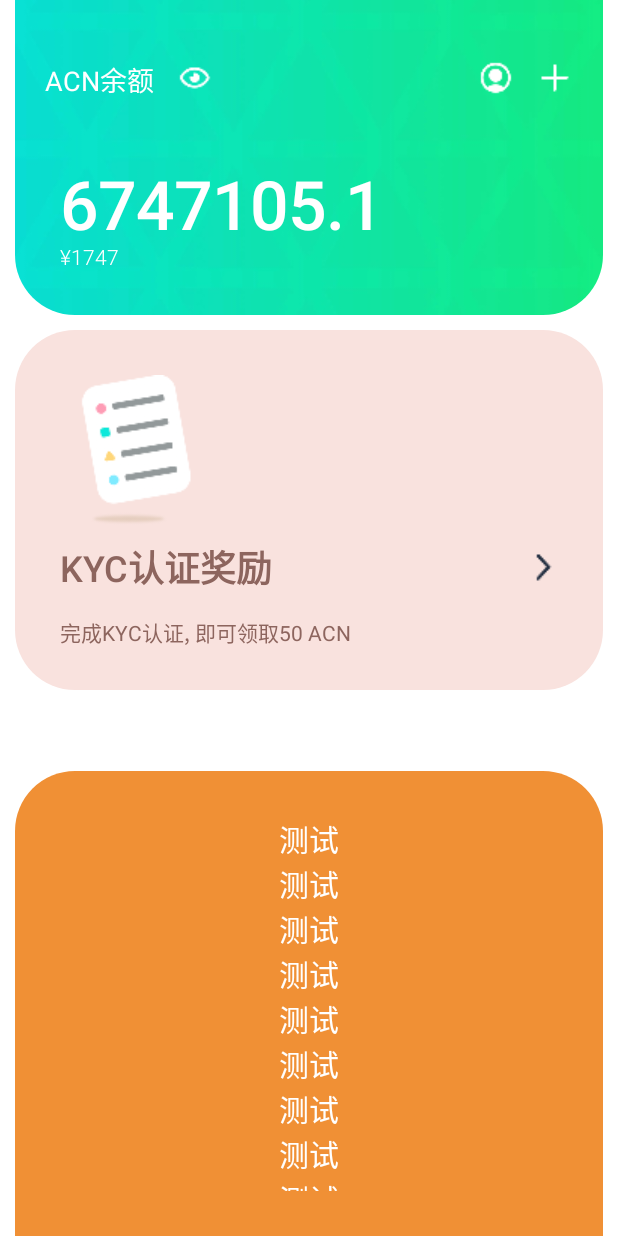
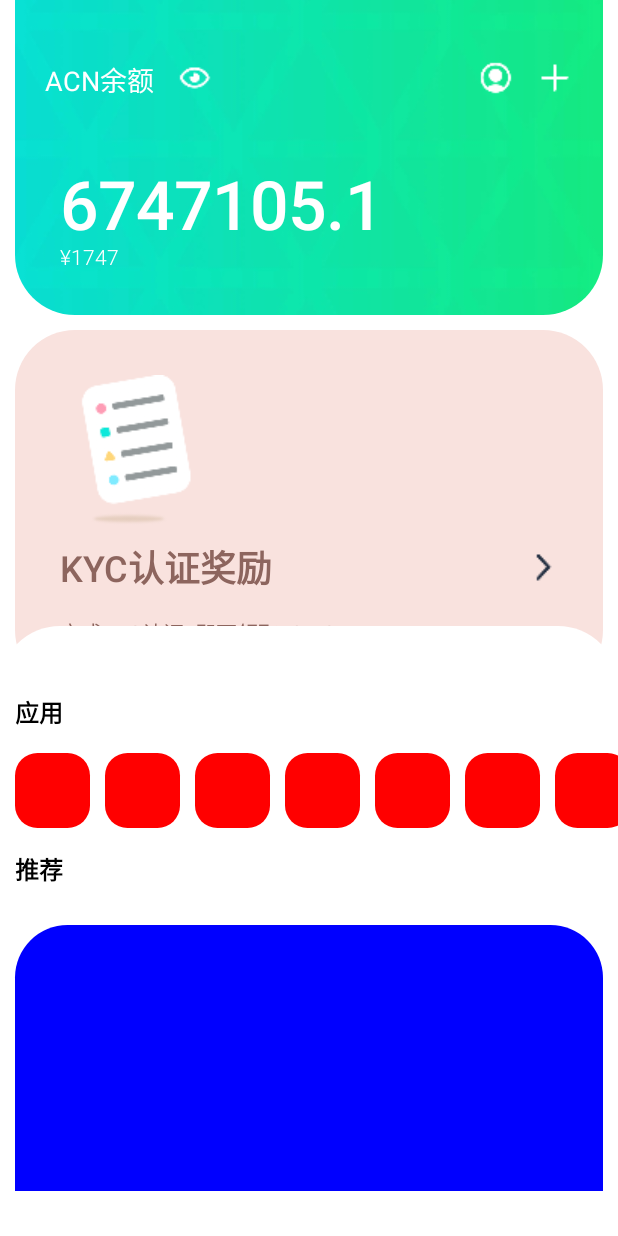
Before and after one commit to wokebryant/ComposeAcnBox, an Android app built with Jetpack Compose: the screen it shows after launch (MainActivity), on a phone screen of 412 x 824 dp. Run offline under Robolectric (Android 15) with nearby library versions, the phone set to English and light mode, and no system bars; our stand-ins replace Dagger/Hilt's generated code, accompanist.

Commit message:
[Update] 解决滑动冲突

```diff
--- a/app/build.gradle
+++ b/app/build.gradle
@@ -42,7 +42,7 @@ android {
     }
     composeOptions {
         kotlinCompilerExtensionVersion compose_version
-        kotlinCompilerVersion '1.5.21'
+        kotlinCompilerVersion kotlin_version
     }
     packagingOptions {
         resources {
@@ -52,12 +52,12 @@ android {
 }
 
 dependencies {
-    /**  androidx组件 */
+    /** androidx组件 */
     implementation 'androidx.core:core-ktx:1.7.0'
     implementation 'androidx.appcompat:appcompat:1.3.1'
     implementation 'androidx.lifecycle:lifecycle-runtime-ktx:2.3.1'
 
-    /** androidx组件 compose版*/
+    /** androidx组件 compose版 */
     implementation 'androidx.activity:activity-compose:1.3.1'
     implementation "androidx.navigation:navigation-compose:2.4.0"
     implementation "androidx.hilt:hilt-navigation-compose:1.0.0"
--- a/app/src/main/java/com/example/composeacornbox/constant/StringConstant.kt
+++ b/app/src/main/java/com/example/composeacornbox/constant/StringConstant.kt
@@ -5,4 +5,9 @@ package com.example.composeacornbox.constant
  * @Date:
  * @Description:
  */
-const val  ACN_Balance = "ACN余额"
+const val ACN_Balance = "ACN余额"
+
+val BottomSliderSections = listOf(
+    "应用",
+    "推荐",
+)
--- /dev/null
+++ b/app/src/main/java/com/example/composeacornbox/ui/item/HomePageItem.kt
@@ -0,0 +1,35 @@
+package com.example.composeacornbox.ui.item
+
+import androidx.compose.foundation.Image
+import androidx.compose.foundation.layout.fillMaxWidth
+import androidx.compose.foundation.layout.height
+import androidx.compose.foundation.layout.padding
+import androidx.compose.foundation.layout.size
+import androidx.compose.foundation.shape.RoundedCornerShape
+import androidx.compose.material.Surface
+import androidx.compose.runtime.Composable
+import androidx.compose.ui.Modifier
+import androidx.compose.ui.graphics.Color
+import androidx.compose.ui.res.painterResource
+import androidx.compose.ui.unit.dp
+import com.example.composeacornbox.R
+
+@Composable
+fun DAppItem() {
+    Surface(
+        modifier = Modifier.size(50.dp),
+        shape = RoundedCornerShape(15.dp),
+        color = Color.Red
+    ) {}
+}
+
+@Composable
+fun RecommendItem() {
+    Surface(
+        modifier = Modifier.fillMaxWidth().padding(10.dp).height(300.dp),
+        shape = RoundedCornerShape(35.dp),
+        color = Color.Blue
+    ) {
+
+    }
+}
--- a/app/src/main/java/com/example/composeacornbox/ui/page/home/HomePage.kt
+++ b/app/src/main/java/com/example/composeacornbox/ui/page/home/HomePage.kt
@@ -2,6 +2,7 @@ package com.example.composeacornbox.ui.page.home
 
 import androidx.compose.animation.AnimatedVisibility
 import androidx.compose.animation.core.animateDpAsState
+import androidx.compose.foundation.ExperimentalFoundationApi
 import androidx.compose.foundation.Image
 import androidx.compose.foundation.background
 import androidx.compose.foundation.clickable
@@ -35,6 +36,7 @@ import androidx.compose.ui.unit.sp
 import com.example.composeacornbox.R
 import com.example.composeacornbox.constant.ACN_Balance
 import com.example.composeacornbox.ui.theme.splashAssets
+import com.example.composeacornbox.ui.widget.StickyListView
 
 /**
  * @Author: LuoJia
@@ -45,7 +47,9 @@ import com.example.composeacornbox.ui.theme.splashAssets
 @Composable
 fun HomePage() {
     Box(
-        modifier = Modifier.fillMaxSize().background(Color.White),
+        modifier = Modifier
+            .fillMaxSize()
+            .background(Color.White),
         contentAlignment = Alignment.BottomCenter
     ) {
         Column(
@@ -95,7 +99,9 @@ private fun Header() {
             modifier = Modifier.fillMaxSize()
         )
         Column(
-            modifier = Modifier.fillMaxSize().padding(start = 20.dp, end = 20.dp, top = 40.dp, bottom = 30.dp)
+            modifier = Modifier
+                .fillMaxSize()
+                .padding(start = 20.dp, end = 20.dp, top = 40.dp, bottom = 30.dp)
         ) {
             Row(
                 modifier = Modifier.fillMaxWidth(),
@@ -115,24 +121,30 @@ private fun Header() {
                         }
                     ),
                     contentDescription = null,
-                    modifier = Modifier.size(24.dp).clickable {
-                        eyeState = when(eyeState) {
-                            SwitchState.CLOSE -> SwitchState.OPEN
-                            SwitchState.OPEN -> SwitchState.CLOSE
-                        }
-                    },
+                    modifier = Modifier
+                        .size(24.dp)
+                        .clickable {
+                            eyeState = when (eyeState) {
+                                SwitchState.CLOSE -> SwitchState.OPEN
+                                SwitchState.OPEN -> SwitchState.CLOSE
+                            }
+                        },
                 )
                 Spacer(modifier = Modifier.weight(1f))
                 Image(
                     painter = painterResource(R.drawable.img_account_white),
                     contentDescription = null,
-                    modifier = Modifier.size(24.dp).clickable {  }
+                    modifier = Modifier
+                        .size(24.dp)
+                        .clickable { }
                 )
                 Spacer(modifier = Modifier.size(15.dp))
                 Image(
                     painter = painterResource(R.drawable.img_plus_white),
                     contentDescription = null,
-                    modifier = Modifier.size(24.dp).clickable {  }
+                    modifier = Modifier
+                        .size(24.dp)
+                        .clickable { }
                 )
             }
             Spacer(modifier = Modifier.weight(1f))
@@ -167,12 +179,17 @@ private fun Header() {
 @Composable
 private fun KYCCard() {
     Surface(
-        modifier = Modifier.fillMaxWidth().height(260.dp).padding(10.dp),
+        modifier = Modifier
+            .fillMaxWidth()
+            .height(260.dp)
+            .padding(10.dp),
         color = Color(0xFFF9E2DE),
         shape = RoundedCornerShape(40.dp)
     ) {
         Column(
-            modifier = Modifier.fillMaxWidth().padding(30.dp),
+            modifier = Modifier
+                .fillMaxWidth()
+                .padding(30.dp),
         ) {
             Image(
                 painter = painterResource(R.drawable.img_illustration_task),
@@ -207,10 +224,11 @@ private fun KYCCard() {
     }
 }
 
-val initBottomHeight = 310.dp
+val initBottomHeight = 610f
 var bottomHeight by mutableStateOf(initBottomHeight)
 
 
+@OptIn(ExperimentalFoundationApi::class)
 @Composable
 private fun BottomSlider() {
 //    var bottomHeight by remember {
@@ -223,35 +241,14 @@ private fun BottomSlider() {
     Box(
         modifier = Modifier
             .fillMaxWidth()
-            .height(bottomHeight)
-            .padding(horizontal = 10.dp)
+            .height(with(LocalDensity.current) { bottomHeight.toDp() })
             .clip(RoundedCornerShape(topStart = 40.dp, topEnd = 40.dp))
-            .background(Color(0xfff09035))
-//            .pointerInput(Unit) {
-//                detectDragGestures(
-//                    onDrag = { _: PointerInputChange, dragAmount: Offset ->
-//                        val delta = dragAmount.y.toDp()
-//                        bottomHeight -= delta
-//                    }
-//                )
-//            }
+            .background(Color.White)
             .padding(vertical = 30.dp)
             .nestedScroll(nestedScrollConnection)
 
     ) {
-        LazyColumn(
-            modifier = Modifier.fillMaxSize()
-        ) {
-            items(20) {
-                Text(
-                    text = "测试",
-                    modifier = Modifier.fillMaxWidth(),
-                    textAlign = TextAlign.Center,
-                    fontSize = 20.sp,
-                    color = Color.White
-                )
-            }
-        }
+        StickyListView()
     }
 }
 
@@ -263,12 +260,11 @@ private fun BottomSlider() {
 /**
  *  处理嵌套滑动
  */
-private class BottomSliderNestedScrollConnection(val height: Dp) : NestedScrollConnection {
+private class BottomSliderNestedScrollConnection(val height: Float) : NestedScrollConnection {
     override fun onPreScroll(available: Offset, source: NestedScrollSource): Offset {
         return if (source == NestedScrollSource.Drag && available.y < 0) {
-            if (height < 600.dp) {
-                val delta = with(LocalDensity.current){ available.y.toDp() }
-                bottomHeight -= delta
+            if (height < 1400) {
+                bottomHeight -= available.y
                 Offset(x = 0f, y = available.y)
             } else {
                 Offset.Zero
@@ -283,9 +279,16 @@ private class BottomSliderNestedScrollConnection(val height: Dp) : NestedScrollC
         available: Offset,
         source: NestedScrollSource
     ): Offset {
-        if (source == NestedScrollSource.Drag && available.y > 0) {
+        return if (source == NestedScrollSource.Drag && available.y > 0) {
+            if (height >= 610) {
+                bottomHeight -= available.y
+                Offset(x = 0f, y = available.y)
+            } else {
+                Offset.Zero
+            }
+        } else {
+            Offset.Zero
         }
-        return super.onPostScroll(consumed, available, source)
     }
 
     override suspend fun onPreFling(available: Velocity): Velocity {
--- /dev/null
+++ b/app/src/main/java/com/example/composeacornbox/ui/widget/StickyListView.kt
@@ -0,0 +1,69 @@
+package com.example.composeacornbox.ui.widget
+
+import androidx.compose.foundation.ExperimentalFoundationApi
+import androidx.compose.foundation.background
+import androidx.compose.foundation.layout.*
+import androidx.compose.foundation.lazy.LazyColumn
+import androidx.compose.foundation.lazy.LazyRow
+import androidx.compose.material.Text
+import androidx.compose.runtime.Composable
+import androidx.compose.ui.Modifier
+import androidx.compose.ui.graphics.Color
+import androidx.compose.ui.text.font.FontWeight
+import androidx.compose.ui.unit.dp
+import com.example.composeacornbox.constant.BottomSliderSections
+import com.example.composeacornbox.ui.item.DAppItem
+import com.example.composeacornbox.ui.item.RecommendItem
+
+@ExperimentalFoundationApi
+@Composable
+fun StickyListView() {
+    val sections = BottomSliderSections
+    LazyColumn(
+    ) {
+        sections.forEachIndexed { index, section ->
+            stickyHeader {
+                Text(
+                    text = section,
+                    modifier = Modifier
+                        .fillMaxWidth()
+                        .background(Color.White)
+                        .padding(horizontal = 10.dp, vertical = 15.dp),
+                    color = Color.Black,
+                    fontWeight = FontWeight.W700
+                )
+            }
+
+            when(index) {
+                0 -> item { DAppListView() }
+//
+                1 -> item { RecommendListView() }
+            }
+        }
+    }
+}
+
+@Composable
+fun DAppListView() {
+    LazyRow(
+        modifier = Modifier.fillMaxWidth(),
+        contentPadding = PaddingValues(horizontal = 10.dp),
+        horizontalArrangement = Arrangement.spacedBy(10.dp)
+    ) {
+        items(8) {
+            DAppItem()
+        }
+    }
+}
+
+@Composable
+fun RecommendListView() {
+    Column(
+        modifier = Modifier.fillMaxWidth(),
+    ) {
+        RecommendItem()
+        RecommendItem()
+        RecommendItem()
+        RecommendItem()
+    }
+}
```
